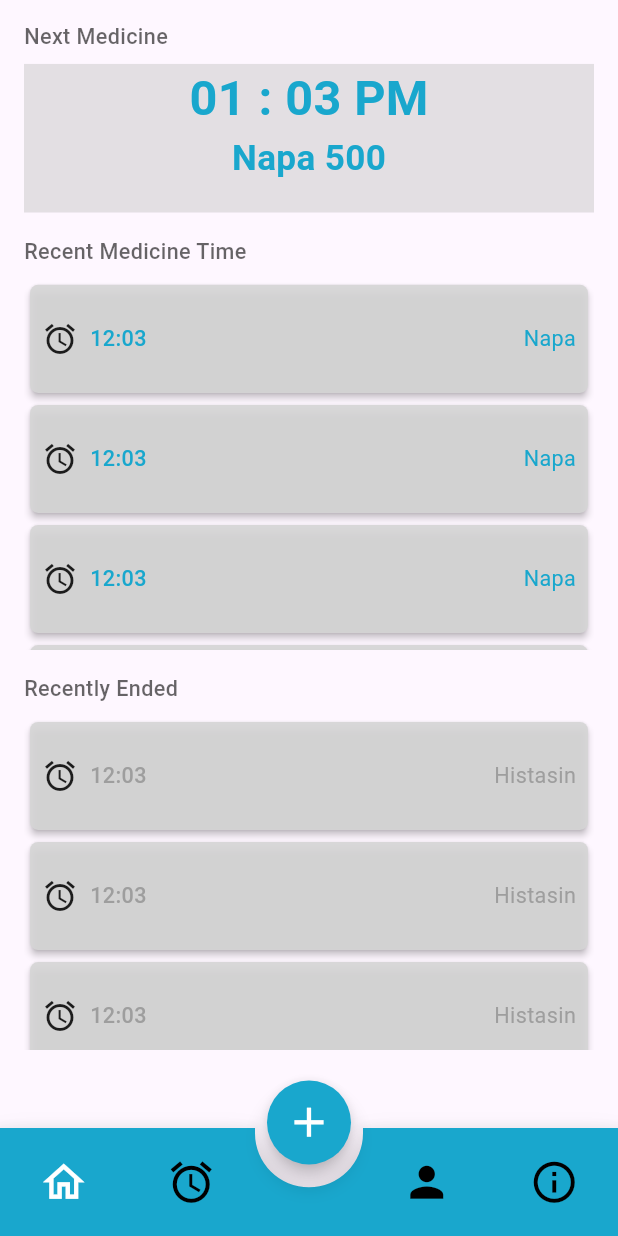
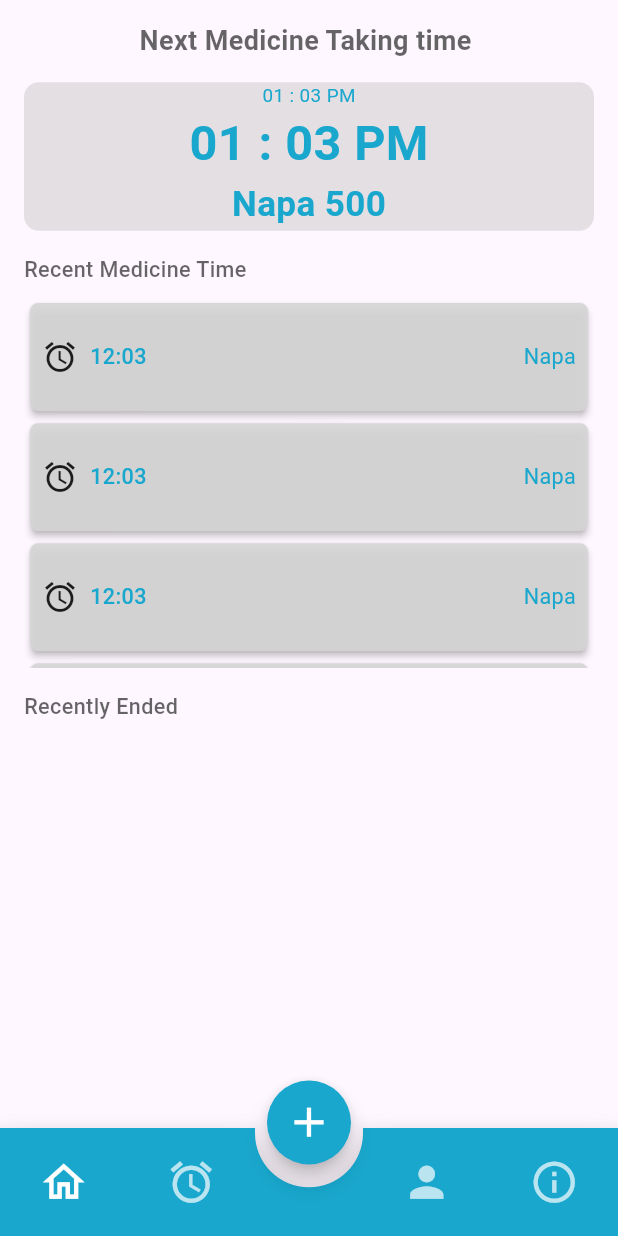
Before and after one commit to khandaker-shamsul-arafen/Medicine-Alarm, a Flutter app: the screen it shows after launch, on a phone screen of 412 x 824 dp. Run offline on Flutter 3.47's test engine with Material 2 defaults, Android fonts, the phone set to English and light mode, and no system bars; drawn by our look-alikes of animated_bottom_navigation_bar; our stand-ins replace flutter_screenutil, flutter_spinbox, get; missing offline and left inert: circular_reveal_animation.

Commit message:
Bug Fix Done

```diff
--- a/lib/app/modules/bottom_navigation_bar/views/bottom_navigation_bar_view.dart
+++ b/lib/app/modules/bottom_navigation_bar/views/bottom_navigation_bar_view.dart
@@ -42,6 +42,7 @@ class BottomNavigationBarView extends GetView<BottomNavigationBarController> {
           activeIndex: controller.currentIndex.value,
           height: 80.h,
           activeColor: AllColors.pureWhite,
+          inactiveColor: AllColors.pureWhite.withOpacity(0.7),
           backgroundColor: AllColors.primaryColor,
           gapLocation: GapLocation.center,
           notchSmoothness: NotchSmoothness.verySmoothEdge,
--- a/lib/app/modules/home/views/home_view.dart
+++ b/lib/app/modules/home/views/home_view.dart
@@ -21,23 +21,32 @@ class HomeView extends GetView<HomeController> {
             mainAxisAlignment: MainAxisAlignment.start,
             crossAxisAlignment: CrossAxisAlignment.start,
             children: [
-              Text(
-                'Next Medicine ',
-                style: AllTextStyle().textRegularStyle16(
-                    color: AllColors.pureBlack.withOpacity(0.6)),
+              Center(
+                child: Text(
+                  'Next Medicine Taking time ',
+                  style: AllTextStyle().textRegularStyle16(
+                      color: AllColors.pureBlack.withOpacity(0.6),
+                      fontWeight: FontWeight.bold,
+                      fontSize: 20),
+                ),
               ),
-              ConstantWidget().gapeH8(),
+              ConstantWidget().gapeH16(),
               Container(
                 height: 110.h,
                 width: Get.width,
                 decoration: BoxDecoration(
-                  shape: BoxShape.rectangle,
-                  color: AllColors.grey.withOpacity(0.4),
-                ),
+                    shape: BoxShape.rectangle,
+                    color: AllColors.grey.withOpacity(0.4),
+                    borderRadius: BorderRadius.circular(10)),
                 child: Column(
                   mainAxisAlignment: MainAxisAlignment.start,
                   crossAxisAlignment: CrossAxisAlignment.center,
                   children: [
+                    Text(
+                      "01 : 03 PM",
+                      style: AllTextStyle()
+                          .textRegularStyle(color: AllColors.primaryColor),
+                    ),
                     Text(
                       "01 : 03 PM",
                       style: AllTextStyle()
@@ -78,18 +87,18 @@ class HomeView extends GetView<HomeController> {
                 style: AllTextStyle().textRegularStyle16(
                     color: AllColors.pureBlack.withOpacity(0.6)),
               ),
-              ConstantWidget().gapeH8(),
-              SizedBox(
-                height: MediaQuery.of(context).size.height * 0.27,
-                child: ListView.builder(
-                    itemCount: 15,
-                    shrinkWrap: true,
-                    physics: const BouncingScrollPhysics(),
-                    itemBuilder: (BuildContext context, int index) {
-                      return const HomeCard(
-                          time: '12:03', mediceneName: 'Histasin');
-                    }),
-              ),
+              // ConstantWidget().gapeH8(),
+              // SizedBox(
+              //   height: MediaQuery.of(context).size.height * 0.27,
+              //   child: ListView.builder(
+              //       itemCount: 15,
+              //       shrinkWrap: true,
+              //       physics: const BouncingScrollPhysics(),
+              //       itemBuilder: (BuildContext context, int index) {
+              //         return const HomeCard(
+              //             time: '12:03', mediceneName: 'Histasin');
+              //       }),
+              // ),
             ],
           ),
         ),
```
